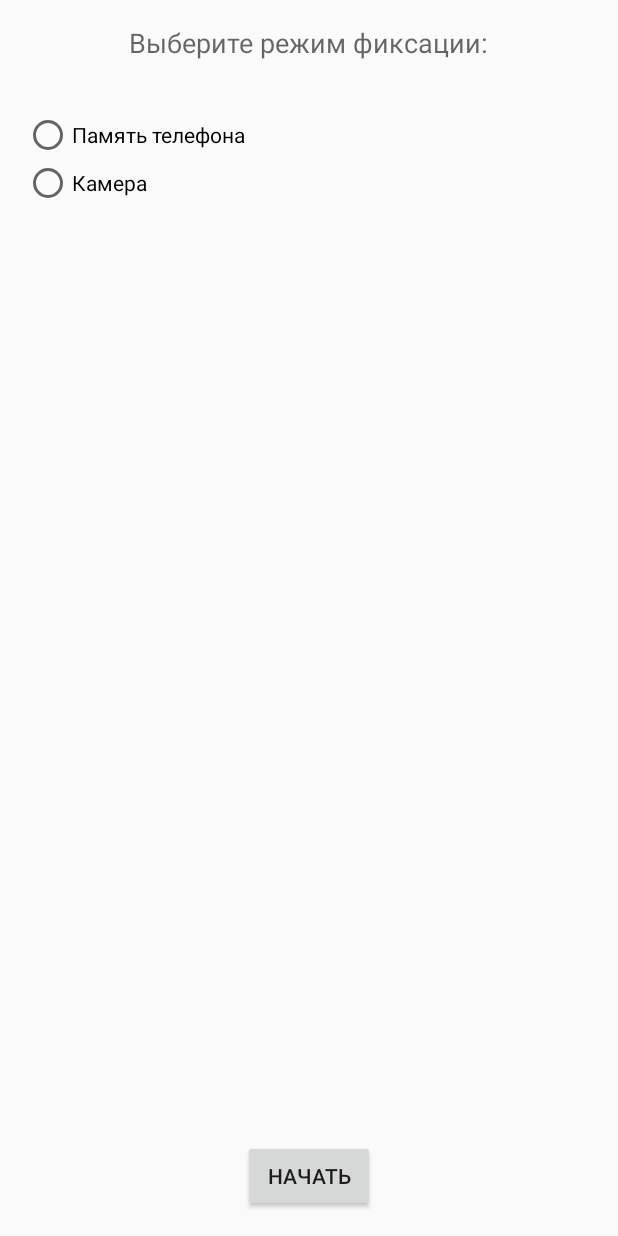
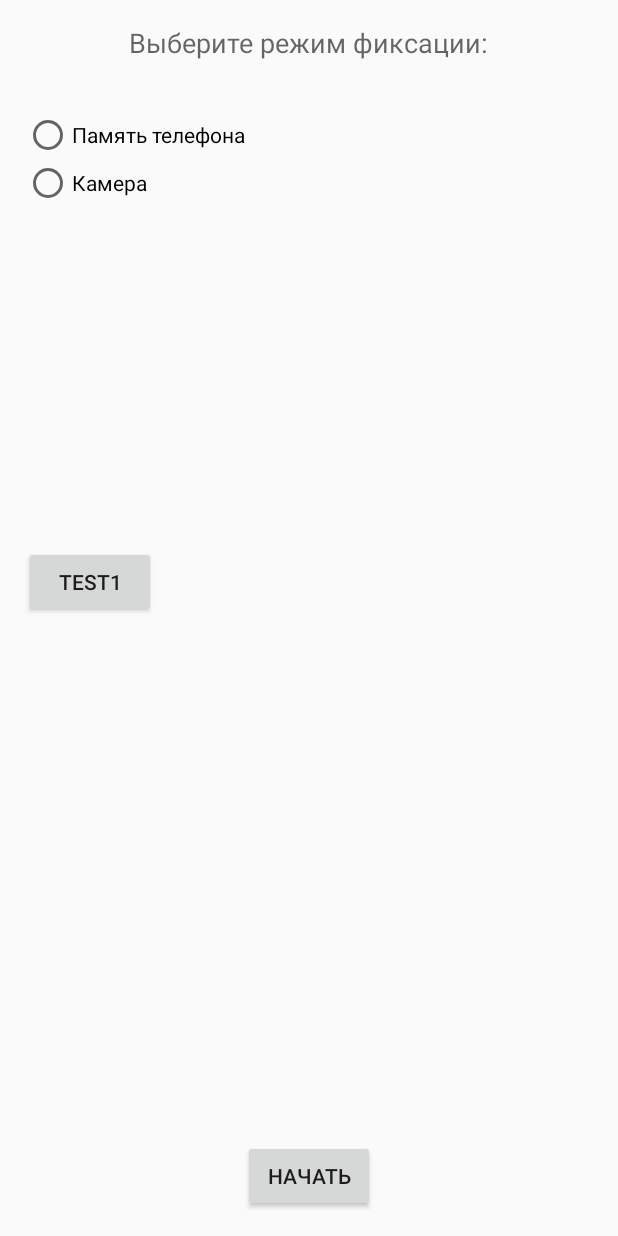
Before and after one commit to destroyer25t/lightningshower, an Android app: the layout activity_main.xml on its own in the app's theme, with its tools: preview values and no code run, on a phone screen of 412 x 824 dp. Run offline under Robolectric (Android 15) with nearby library versions, the phone set to English and light mode, and no system bars.

Commit message:
-Используем MediaMetadataRetviever для получения кадров(очень медленно, ищу альтернативы) -Для тестинга добавлена кнопка Test1

```diff
--- a/app/build.gradle
+++ b/app/build.gradle
@@ -24,5 +24,5 @@ dependencies {
     testCompile 'junit:junit:4.12'
     compile 'com.android.support:appcompat-v7:23.1.1'
     compile 'com.android.support:support-v4:23.1.1'
-    compile files('libs/jcodec-0.1.9.jar')
+    compile files('libs/lib.jar')
 }
--- a/app/src/main/res/layout/activity_main.xml
+++ b/app/src/main/res/layout/activity_main.xml
@@ -50,4 +50,13 @@
         android:layout_centerVertical="true"
         android:layout_alignEnd="@+id/textView" />
 
+    <Button
+        android:layout_width="wrap_content"
+        android:layout_height="wrap_content"
+        android:text="Test1"
+        android:id="@+id/buttonTest1"
+        android:layout_above="@+id/testImageView"
+        android:layout_alignParentStart="true"
+        android:onClick="sample" />
+
 </RelativeLayout>
```
Also changed, not shown: app/src/main/java/com/example/dogan/ligntningshower/MainActivity.java (+123 -45 lines).
